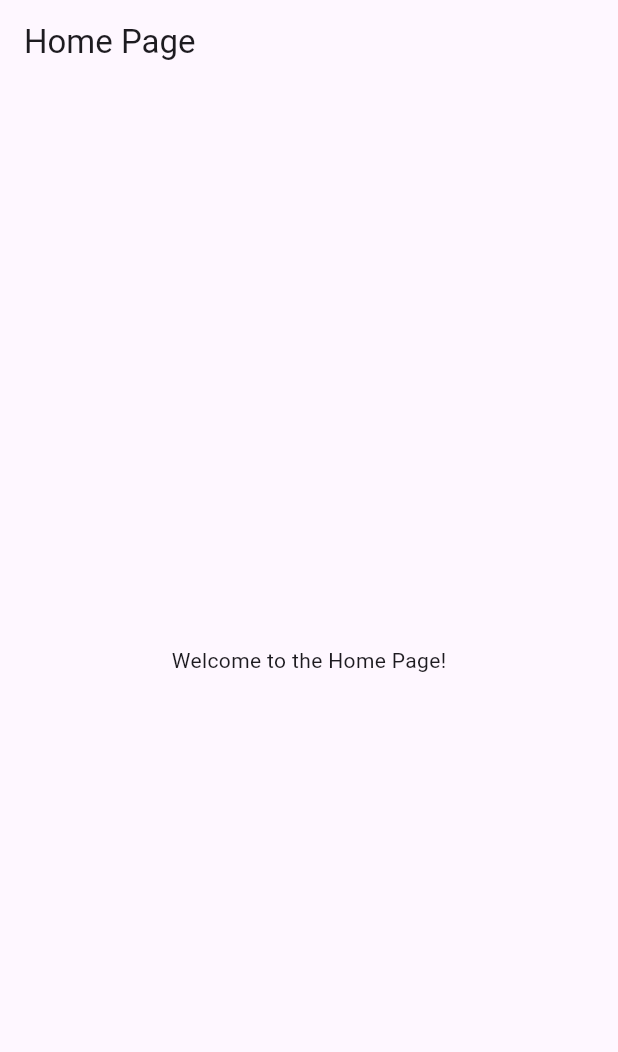
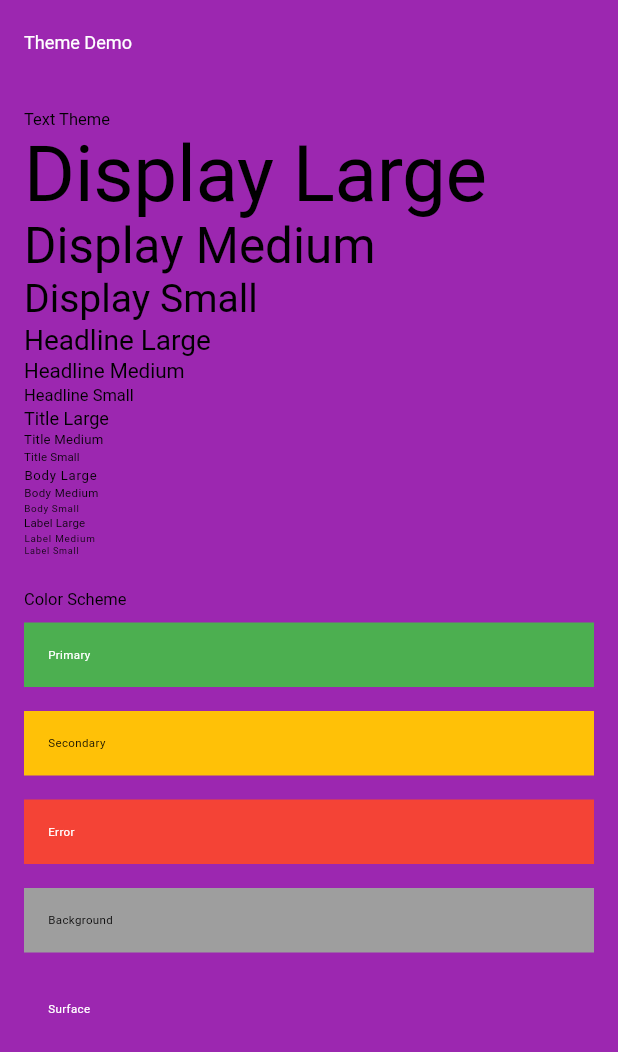
Before and after one commit to tubasasakunn/flutter_template, a Flutter app: the screen it shows after launch, on a phone screen of 412 x 824 dp. Shown: the top 1052 px of the screen. Run offline on Flutter 3.47's test engine with Material 3 defaults, Android fonts, the phone set to English and light mode, and no system bars.

Commit message:
テーマの追加

```diff
--- /dev/null
+++ b/lib/configs/thema.dart
@@ -0,0 +1,68 @@
+import 'package:flutter/material.dart';
+
+
+ColorScheme colorScheme = ColorScheme(
+  brightness: Brightness.light, // 全体の明るさ。`Brightness.light` または `Brightness.dark`
+  primary: Colors.green, // プライマリカラー（アプリバーなどに使用）
+  onPrimary: Colors.white, // プライマリカラーの上に配置される要素（例：テキスト）
+  secondary: Colors.amber, // セカンダリカラー（フローティングアクションボタンなどに使用）
+  onSecondary: Colors.black, // セカンダリカラーの上に配置される要素
+  error: Colors.red, // エラーカラー（エラーメッセージなどに使用）
+  onError: Colors.white, // エラーカラーの上に配置される要素
+  background: Colors.grey, // アプリの背景色
+  onBackground: Colors.black, // 背景色の上に配置される要素
+  surface: Colors.purple, // カードやダイアログなどの表面の色
+  onSurface: Colors.white, // 表面の色の上に配置される要素
+);
+
+ColorScheme darkColorScheme = ColorScheme(
+  brightness: Brightness.dark,
+  primary: colorScheme.onPrimary,
+  onPrimary: colorScheme.primary,
+  secondary: colorScheme.onSecondary,
+  onSecondary: colorScheme.secondary,
+  error: colorScheme.onError,
+  onError: colorScheme.error,
+  background: colorScheme.onBackground,
+  onBackground: colorScheme.background,
+  surface: colorScheme.onSurface,
+  onSurface: colorScheme.surface,
+);
+
+ThemeData createThemeData(BuildContext context, bool isDark) {
+  final ColorScheme selectedColorScheme = isDark ? darkColorScheme : colorScheme;
+
+  // 画面の横幅に基づいて基本フォントサイズを計算
+  double screenWidth = MediaQuery.of(context).size.width;
+  double baseFontSize = screenWidth / 30;
+
+  // テキストテーマを生成
+const String customFontFamily = "Roboto"; // ここに使用するフォントファミリー名を指定
+
+TextTheme textTheme = TextTheme(
+  displayLarge: TextStyle(fontSize: baseFontSize * 3.8, fontWeight: FontWeight.normal, color: selectedColorScheme.onBackground, fontFamily: customFontFamily),
+  displayMedium: TextStyle(fontSize: baseFontSize * 2.4, fontWeight: FontWeight.normal, color: selectedColorScheme.onBackground, fontFamily: customFontFamily),
+  displaySmall: TextStyle(fontSize: baseFontSize * 1.9, fontWeight: FontWeight.normal, color: selectedColorScheme.onBackground, fontFamily: customFontFamily),
+  headlineLarge: TextStyle(fontSize: baseFontSize * 1.36, fontWeight: FontWeight.normal, color: selectedColorScheme.onBackground, fontFamily: customFontFamily),
+  headlineMedium: TextStyle(fontSize: baseFontSize * 1.0, fontWeight: FontWeight.normal, color: selectedColorScheme.onBackground, fontFamily: customFontFamily),
+  headlineSmall: TextStyle(fontSize: baseFontSize * 0.8, fontWeight: FontWeight.normal, color: selectedColorScheme.onBackground, fontFamily: customFontFamily),
+  titleLarge: TextStyle(fontSize: baseFontSize * 0.88, fontWeight: FontWeight.normal, color: selectedColorScheme.onBackground, fontFamily: customFontFamily),
+  titleMedium: TextStyle(fontSize: baseFontSize * 0.64, fontWeight: FontWeight.normal, color: selectedColorScheme.onBackground, fontFamily: customFontFamily),
+  titleSmall: TextStyle(fontSize: baseFontSize * 0.56, fontWeight: FontWeight.normal, color: selectedColorScheme.onBackground, fontFamily: customFontFamily),
+  bodyLarge: TextStyle(fontSize: baseFontSize * 0.64, fontWeight: FontWeight.normal, color: selectedColorScheme.onBackground, fontFamily: customFontFamily),
+  bodyMedium: TextStyle(fontSize: baseFontSize * 0.56, fontWeight: FontWeight.normal, color: selectedColorScheme.onBackground, fontFamily: customFontFamily),
+  bodySmall: TextStyle(fontSize: baseFontSize * 0.48, fontWeight: FontWeight.normal, color: selectedColorScheme.onBackground, fontFamily: customFontFamily),
+  labelLarge: TextStyle(fontSize: baseFontSize * 0.56, fontWeight: FontWeight.normal, color: selectedColorScheme.onBackground, fontFamily: customFontFamily),
+  labelMedium: TextStyle(fontSize: baseFontSize * 0.48, fontWeight: FontWeight.normal, color: selectedColorScheme.onBackground, fontFamily: customFontFamily),
+  labelSmall: TextStyle(fontSize: baseFontSize * 0.44, fontWeight: FontWeight.normal, color: selectedColorScheme.onBackground, fontFamily: customFontFamily),
+);
+
+
+  // ThemeDataを生成して返す
+  return ThemeData(
+    primarySwatch: Colors.blue,
+    colorScheme: selectedColorScheme,
+    textTheme: textTheme,
+    iconTheme: IconThemeData(color: selectedColorScheme.onBackground),
+  );
+}
--- a/lib/main.dart
+++ b/lib/main.dart
@@ -1,5 +1,6 @@
 import 'package:flutter/material.dart';
-import 'page/home_page.dart';
+import 'page/check_page.dart';
+import 'configs/thema.dart';
 
 void main() {
   runApp(const MyApp());
@@ -12,10 +13,9 @@ class MyApp extends StatelessWidget {
   Widget build(BuildContext context) {
     return MaterialApp(
       title: 'Flutter Demo',
-      theme: ThemeData(
-        primarySwatch: Colors.blue,
-      ),
-      home: const HomePage(),
+      theme: createThemeData(context, false),
+      darkTheme: createThemeData(context, true),
+      home: const CongigCheckPage(),
     );
   }
 }
--- /dev/null
+++ b/lib/page/check_page.dart
@@ -0,0 +1,72 @@
+import 'package:flutter/material.dart';
+
+class CongigCheckPage extends StatelessWidget {
+  const CongigCheckPage({super.key});
+
+  @override
+  Widget build(BuildContext context) {
+    // 現在のテーマからTextThemeとColorSchemeを取得
+    TextTheme textTheme = Theme.of(context).textTheme;
+    ColorScheme colorScheme = Theme.of(context).colorScheme;
+
+    return Scaffold(
+      appBar: AppBar(
+        title: const Text('Theme Demo'),
+      ),
+      body: SingleChildScrollView(
+        padding: const EdgeInsets.all(16.0),
+        child: Column(
+          crossAxisAlignment: CrossAxisAlignment.start,
+          children: <Widget>[
+            // TextThemeのデモ
+            Text('Text Theme', style: textTheme.headline5),
+            Text('Display Large', style: textTheme.displayLarge),
+            Text('Display Medium', style: textTheme.displayMedium),
+            Text('Display Small', style: textTheme.displaySmall),
+            Text('Headline Large', style: textTheme.headlineLarge),
+            Text('Headline Medium', style: textTheme.headlineMedium),
+            Text('Headline Small', style: textTheme.headlineSmall),
+            Text('Title Large', style: textTheme.titleLarge),
+            Text('Title Medium', style: textTheme.titleMedium),
+            Text('Title Small', style: textTheme.titleSmall),
+            Text('Body Large', style: textTheme.bodyLarge),
+            Text('Body Medium', style: textTheme.bodyMedium),
+            Text('Body Small', style: textTheme.bodySmall),
+            Text('Label Large', style: textTheme.labelLarge),
+            Text('Label Medium', style: textTheme.labelMedium),
+            Text('Label Small', style: textTheme.labelSmall),
+
+            // ColorSchemeのデモ
+            const SizedBox(height: 20),
+            Text('Color Scheme', style: textTheme.headline5),
+            _buildColorItem('Primary', colorScheme.primary, colorScheme.onPrimary),
+            _buildColorItem('Secondary', colorScheme.secondary, colorScheme.onSecondary),
+            _buildColorItem('Error', colorScheme.error, colorScheme.onError),
+            _buildColorItem('Background', colorScheme.background, colorScheme.onBackground),
+            _buildColorItem('Surface', colorScheme.surface, colorScheme.onSurface),
+          ],
+        ),
+      ),
+    );
+  }
+
+ Widget _buildColorItem(String label, Color color, Color onColor) {
+    return Padding(
+      padding: const EdgeInsets.symmetric(vertical: 8.0),
+      child: Row(
+        children: <Widget>[
+          Expanded(
+            child: Container(
+              padding: const EdgeInsets.all(16.0),
+              color: color,
+              child: Text(
+                label,
+                style: TextStyle(color: onColor),
+              ),
+            ),
+          ),
+        ],
+      ),
+    );
+  }
+}
--- a/lib/page/home_page.dart
+++ /dev/null
@@ -1,17 +0,0 @@
-import 'package:flutter/material.dart';
-
-class HomePage extends StatelessWidget {
-  const HomePage({super.key});
-
-  @override
-  Widget build(BuildContext context) {
-    return Scaffold(
-      appBar: AppBar(
-        title: const Text('Home Page'),
-      ),
-      body: Center(
-        child: const Text('Welcome to the Home Page!'),
-      ),
-    );
-  }
-}
```
